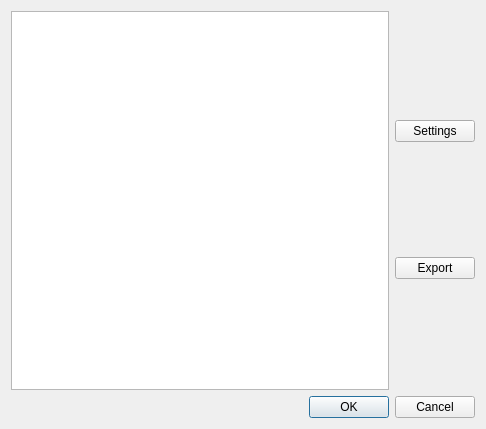
Before: the Qt Designer form core-plugin/dialog.ui in crossleyjuan/djon, drawn with Qt 5.
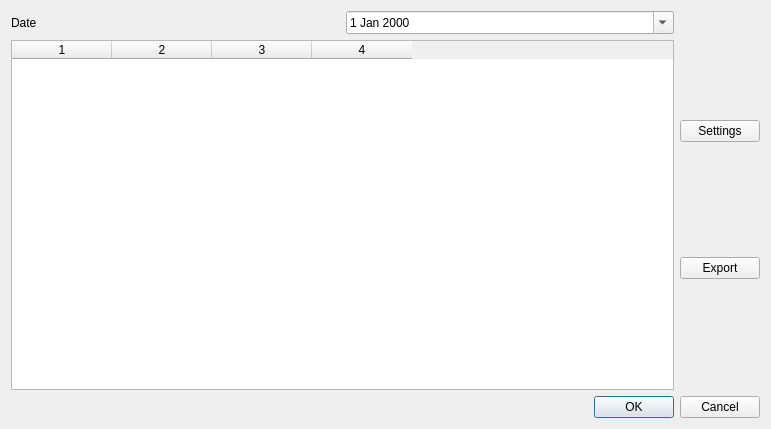
After: the same form once the commit is applied.

What changed in the file:
```diff
--- a/core-plugin/dialog.ui
+++ b/core-plugin/dialog.ui
@@ -6,7 +6,7 @@
    <rect>
     <x>0</x>
     <y>0</y>
-    <width>486</width>
+    <width>771</width>
     <height>429</height>
    </rect>
   </property>
@@ -17,7 +17,37 @@
    <item>
     <layout class="QHBoxLayout" name="horizontalLayout">
      <item>
-      <widget class="QTableWidget" name="taskGrid"/>
+      <layout class="QVBoxLayout" name="verticalLayout_3">
+       <item>
+        <layout class="QHBoxLayout" name="horizontalLayout_2">
+         <item>
+          <widget class="QLabel" name="label">
+           <property name="text">
+            <string>Date</string>
+           </property>
+          </widget>
+         </item>
+         <item>
+          <widget class="QDateEdit" name="dateEdit">
+           <property name="calendarPopup">
+            <bool>true</bool>
+           </property>
+          </widget>
+         </item>
+        </layout>
+       </item>
+       <item>
+        <widget class="QTableWidget" name="taskGrid">
+         <property name="columnCount">
+          <number>4</number>
+         </property>
+         <column/>
+         <column/>
+         <column/>
+         <column/>
+        </widget>
+       </item>
+      </layout>
      </item>
      <item>
       <layout class="QVBoxLayout" name="verticalLayout">
@@ -32,15 +62,11 @@
         </widget>
        </item>
        <item>
-        <layout class="QVBoxLayout" name="verticalLayout_3">
-         <item>
           <widget class="QPushButton" name="pushButton_2">
            <property name="text">
             <string>Export</string>
            </property>
           </widget>
-         </item>
-        </layout>
        </item>
       </layout>
      </item>
```
Lines whose indentation alone changed are shown as unchanged.
